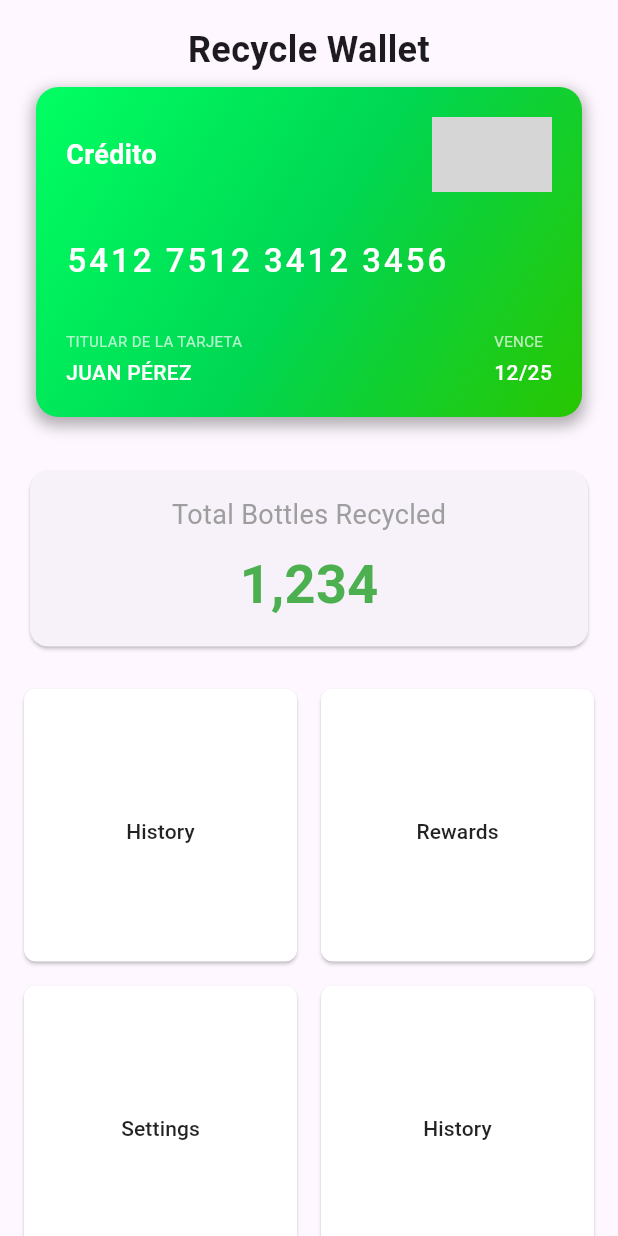
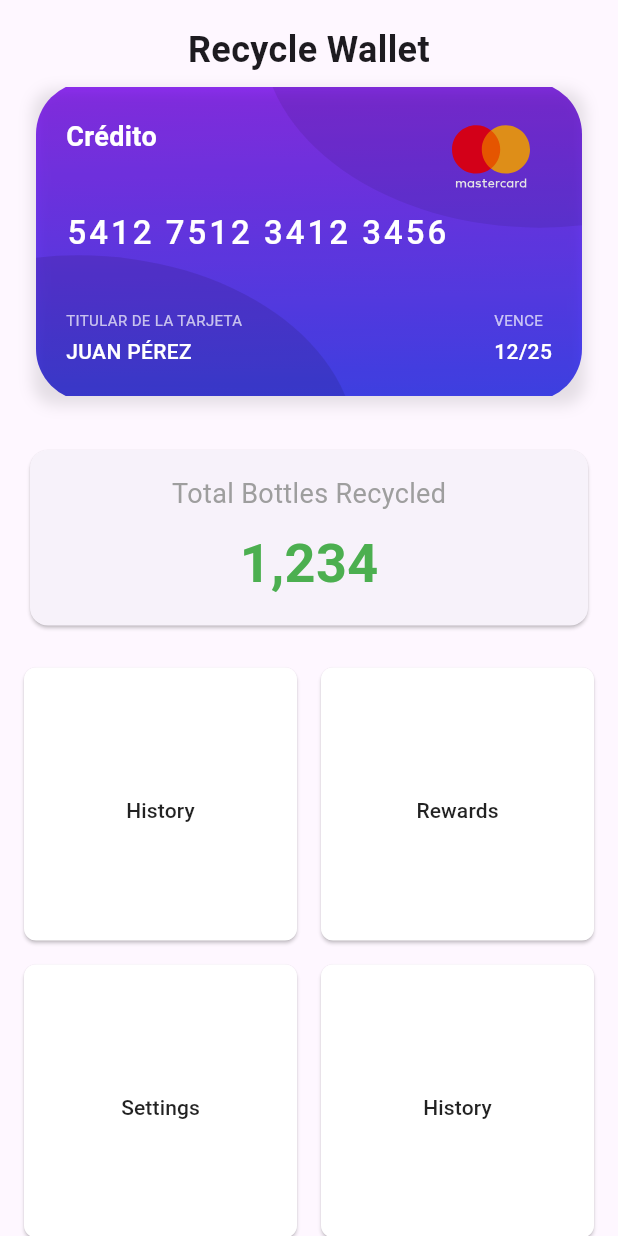
Before and after one commit to Isa-josep/recipoints, a Flutter app: the HomeScreen screen opened directly, on a phone screen of 412 x 824 dp. Run offline on Flutter 3.47's test engine with Material 3 defaults, Android fonts, the light colour scheme and no system bars; our stand-ins replace flutter_svg, get; grey boxes are pictures that could not be loaded.

Commit message:
fixed card

```diff
--- a/lib/presentation/widgets/card.dart
+++ b/lib/presentation/widgets/card.dart
@@ -1,4 +1,5 @@
 import 'package:flutter/material.dart';
+import 'package:flutter_svg/svg.dart';
 
 class CardCustom extends StatelessWidget {
   const CardCustom({super.key});
@@ -8,34 +9,40 @@ class CardCustom extends StatelessWidget {
     final size = MediaQuery.of(context).size;
     return Padding(
       padding: const EdgeInsets.all(8.0),
-      child: Container(
-        width: 340,
-        height: 220,
+      child: Stack(
+        children: [
+          Positioned.fill(
+            child: SvgPicture.asset(
+              'assets/Card 1 (1).svg', // Asegúrate de que la ruta sea correcta
+              fit: BoxFit.cover, // Ajustar el SVG para cubrir todo el espacio
+            ),
+          ),
+          // Contenedor con contenido de la tarjeta
+          Container(
+            width: size.width * 0.9,
+            height: (size.height * 0.25),
             padding: const EdgeInsets.all(20),
             decoration: BoxDecoration(
               borderRadius: BorderRadius.circular(15),
-          gradient: const LinearGradient(
-            begin: Alignment.topLeft,
-            end: Alignment.bottomRight,
-            colors: [Color.fromARGB(255, 0, 255, 98),Color.fromARGB(255, 0, 215, 83), Color.fromARGB(255, 40, 198, 0)],
-          ),
+              // Elimina el color de fondo para que el SVG se muestre correctamente
+              color: Colors.transparent, // Cambiado a transparente
               boxShadow: [
                 BoxShadow(
-              color: Colors.black.withOpacity(0.3),
+                  color: Colors.black.withOpacity(0.1),
                   spreadRadius: 2,
                   blurRadius: 8,
                   offset: const Offset(0, 4),
                 ),
               ],
             ),
-        child: Column(
+            child: const Column(
               crossAxisAlignment: CrossAxisAlignment.start,
               mainAxisAlignment: MainAxisAlignment.spaceBetween,
               children: [
                 Row(
                   mainAxisAlignment: MainAxisAlignment.spaceBetween,
                   children: [
-                const Text(
+                    Text(
                       'Crédito',
                       style: TextStyle(
                         color: Colors.white,
@@ -43,15 +50,9 @@ class CardCustom extends StatelessWidget {
                         fontWeight: FontWeight.bold,
                       ),
                     ),
-                Image.network(
-                  'https://upload.wikimedia.org/wikipedia/commons/thumb/2/2a/Mastercard-logo.svg/1280px-Mastercard-logo.svg.png',
-                  height: 50,
-                  width: 80,
-                ),
                   ],
                 ),
-
-            const Text(
+                Text(
                   '5412 7512 3412 3456',
                   style: TextStyle(
                     color: Colors.white,
@@ -60,7 +61,7 @@ class CardCustom extends StatelessWidget {
                     fontWeight: FontWeight.w500,
                   ),
                 ),
-            const Row(
+                Row(
                   mainAxisAlignment: MainAxisAlignment.spaceBetween,
                   children: [
                     Column(
@@ -110,5 +111,8 @@ class CardCustom extends StatelessWidget {
               ],
             ),
           ),
-    );}
+        ],
+      ),
+    );
   }
+}
```
Also changed, not shown: assets/Card 1 (1).svg (added), assets/Card 1.png (added), assets/amex.svg (added), pubspec.lock, utils/figma.utils.txt (added), 1 other file. Lines whose indentation alone changed are shown as unchanged.
